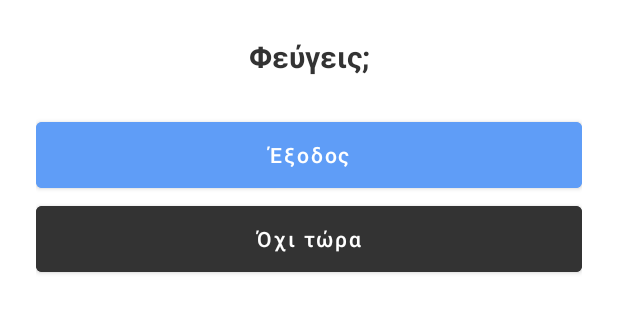
After one commit to skaradimitriou/unipi-audio-stories, an Android app: the layout logout_bottomsheet.xml on its own in the app's theme, with its tools: preview values and no code run, on a phone screen of 412 x 824 dp. The commit adds this screen. Shown: the top 313 px of the screen. Run offline under Robolectric (Android 15) with nearby library versions, the phone set to English and light mode, and no system bars.

Commit message:
Fix: code cleanup & logout bottomsheet

```diff
--- a/app/src/main/java/com/stathis/unipiaudiostories/db/StoryStatisticsDao.kt
+++ b/app/src/main/java/com/stathis/unipiaudiostories/db/StoryStatisticsDao.kt
@@ -13,7 +13,7 @@ interface StoryStatisticsDao {
      * Query that returns all the statistics sorted by count property ASC
      */
 
-    @Query("SELECT * FROM statistics ORDER BY counter ASC")
+    @Query("SELECT * FROM statistics ORDER BY counter DESC")
     fun getAllStatistics(): Flow<List<StoryStatistic>>
 
     /**
--- a/app/src/main/java/com/stathis/unipiaudiostories/models/repo/StoryRepository.kt
+++ b/app/src/main/java/com/stathis/unipiaudiostories/models/repo/StoryRepository.kt
@@ -16,5 +16,7 @@ interface StoryRepository {
      */
     suspend fun getAllStories() : Flow<List<Story>>
 
+    suspend fun getAllFavorites() : Flow<List<Story>>
+
     suspend fun getStoryStatistics() : Flow<List<StoryStatistic>>
 }
--- /dev/null
+++ b/app/src/main/res/layout/logout_bottomsheet.xml
@@ -0,0 +1,40 @@
+<?xml version="1.0" encoding="utf-8"?>
+<androidx.constraintlayout.widget.ConstraintLayout xmlns:android="http://schemas.android.com/apk/res/android"
+    xmlns:app="http://schemas.android.com/apk/res-auto"
+    android:layout_width="match_parent"
+    android:layout_height="wrap_content"
+    android:padding="@dimen/dimen_l">
+
+    <TextView
+        android:id="@+id/titleTxtView"
+        style="@style/text_20_bold_dark_grey"
+        android:layout_width="match_parent"
+        android:layout_height="wrap_content"
+        android:gravity="center_horizontal"
+        android:text="@string/leaving"
+        app:layout_constraintStart_toStartOf="parent"
+        app:layout_constraintTop_toTopOf="parent" />
+
+    <Button
+        android:id="@+id/primaryBtn"
+        style="@style/AppButton"
+        android:layout_width="match_parent"
+        android:layout_height="@dimen/button_height"
+        android:layout_marginTop="@dimen/dimen_l"
+        android:text="@string/exit"
+        app:layout_constraintEnd_toEndOf="parent"
+        app:layout_constraintStart_toStartOf="parent"
+        app:layout_constraintTop_toBottomOf="@id/titleTxtView" />
+
+    <Button
+        android:id="@+id/secondaryBtn"
+        style="@style/AppButton"
+        android:layout_width="match_parent"
+        android:layout_height="@dimen/button_height"
+        android:backgroundTint="@color/grey_dark_bg"
+        android:text="@string/not_now"
+        app:layout_constraintEnd_toEndOf="parent"
+        app:layout_constraintStart_toStartOf="parent"
+        app:layout_constraintTop_toBottomOf="@id/primaryBtn" />
+
+</androidx.constraintlayout.widget.ConstraintLayout>
--- a/app/src/main/res/values/strings.xml
+++ b/app/src/main/res/values/strings.xml
@@ -37,4 +37,9 @@
     <string name="logout">Αποσύνδεση</string>
     <string name="no_results_text">Δεν βρέθηκαν αποτελέσματα</string>
 
+    <!-- Logout BottomSheet -->
+    <string name="leaving">Φεύγεις;</string>
+    <string name="exit">Έξοδος</string>
+    <string name="not_now">Όχι τώρα</string>
+
 </resources>
--- a/app/src/main/res/values/themes.xml
+++ b/app/src/main/res/values/themes.xml
@@ -28,6 +28,11 @@
 
     <!-- Button -->
     <style name="AppButton">
+        <item name="android:backgroundTint">@color/light_blue</item>
+        <item name="android:textAllCaps">false</item>
+    </style>
+
+    <style name="SecondaryBtn">
         <item name="android:backgroundTint">@color/light_blue</item>
         <item name="android:textAllCaps">false</item>
     </style>
```
Also changed, not shown: app/src/main/java/com/stathis/unipiaudiostories/models/repo/StoryRepositoryImpl.kt (+12 -0 lines), app/src/main/java/com/stathis/unipiaudiostories/ui/main/MainActivity.kt (+11 -0 lines), app/src/main/java/com/stathis/unipiaudiostories/ui/main/details/DetailsViewModel.kt (+8 -10 lines), app/src/main/java/com/stathis/unipiaudiostories/ui/main/favorites/FavoritesFragment.kt (+9 -0 lines), app/src/main/java/com/stathis/unipiaudiostories/ui/main/favorites/FavoritesViewModel.kt (+5 -13 lines), app/src/main/java/com/stathis/unipiaudiostories/util/ViewExt.kt (+20 -4 lines), app/src/main/res/layout/fragment_favorites.xml (+11 -0 lines), 2 other files.
